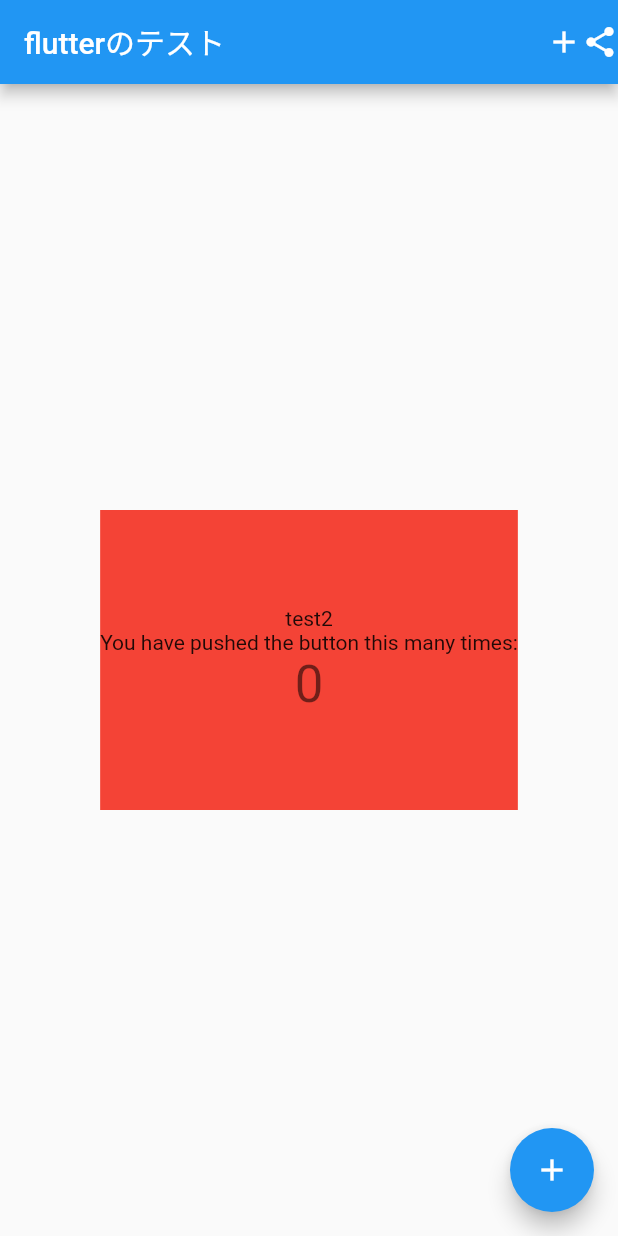
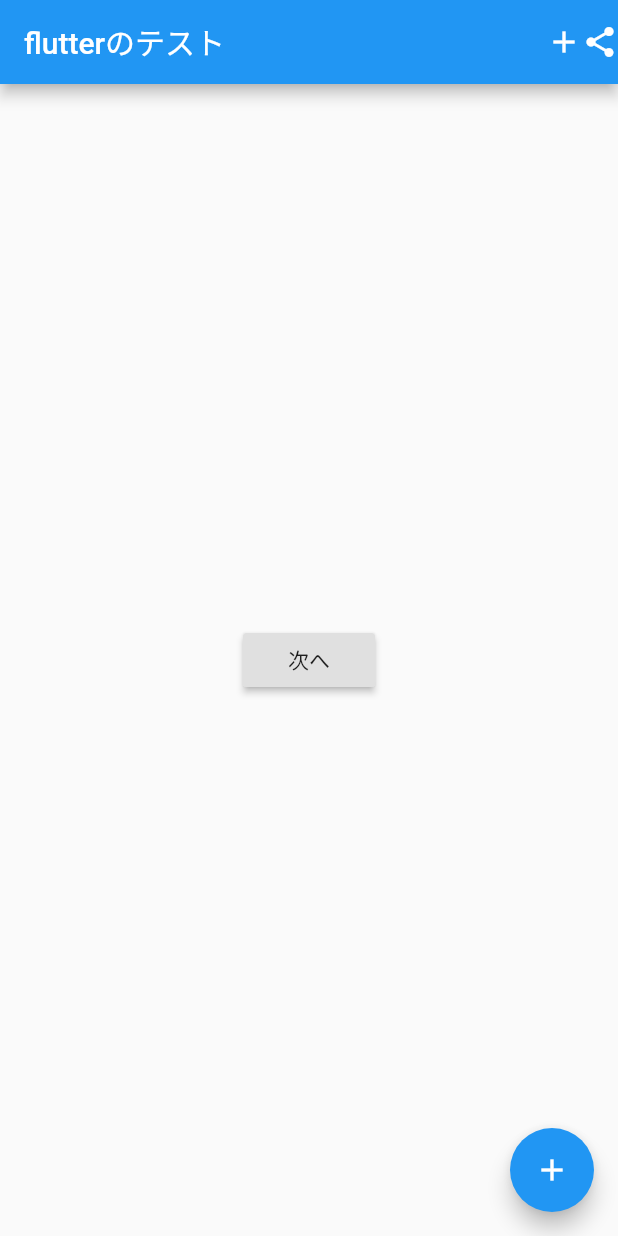
Before and after one commit to nottak0409/flutter_example_app, a Flutter app: the screen it shows after launch, on a phone screen of 412 x 824 dp. Run offline on Flutter 3.47's test engine with Material 2 defaults, Android fonts, the phone set to English and light mode, and no system bars.

Commit message:
[add]中央に画面遷移用のボタン追加

```diff
--- a/lib/main.dart
+++ b/lib/main.dart
@@ -80,24 +80,9 @@ class _MyHomePageState extends State<MyHomePage> {
         ]
       ),
       body: Center(
-        child: Container(
-          color: Colors.red,
-          height: 200,
-          child: Column(
-            mainAxisAlignment: MainAxisAlignment.center,
-            children: <Widget>[
-              Text(
-                "test2"
-              ),
-              const Text(
-                'You have pushed the button this many times:',
-              ),
-              Text(
-                '$_counter',
-                style: Theme.of(context).textTheme.headline4,
-              ),
-            ],
-          ),
+        child: RaisedButton(
+          child: Text("次へ"),
+          onPressed: () {},
         ),
       ),
       floatingActionButton: FloatingActionButton(
```
